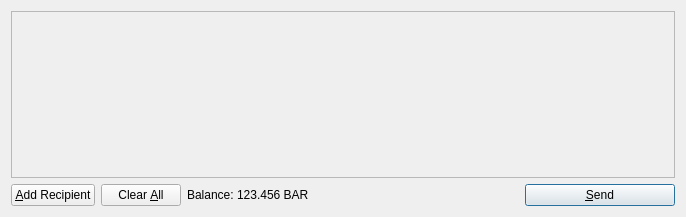
Old version of the form src/qt/forms/sendcoinsdialog.ui in the repository digicredit/digicredit.
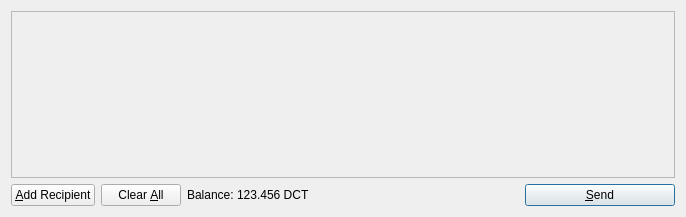
New version of the form. Icons and pictures are not drawn.

Diff of the .ui file:
```diff
--- a/src/qt/forms/sendcoinsdialog.ui
+++ b/src/qt/forms/sendcoinsdialog.ui
@@ -119,7 +119,7 @@
           <cursorShape>IBeamCursor</cursorShape>
          </property>
          <property name="text">
-          <string>123.456 BAR</string>
+          <string>123.456 DCT</string>
          </property>
          <property name="textInteractionFlags">
           <set>Qt::LinksAccessibleByMouse|Qt::TextSelectableByKeyboard|Qt::TextSelectableByMouse</set>
```
